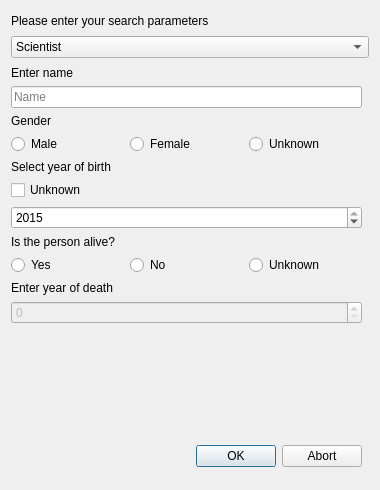
The window that VLNvika3/search.ui (Gylfian/VLN-vika-3) describes before a commit, drawn with Qt 5.
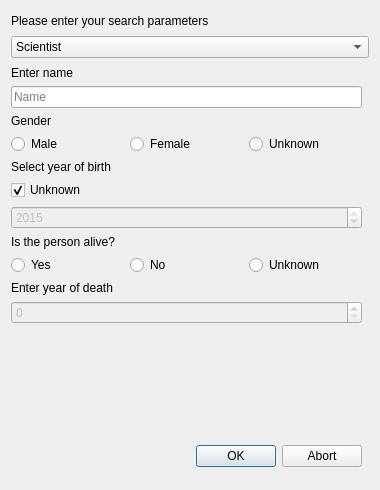
The same window after the commit.

```diff
--- a/VLNvika3/search.ui
+++ b/VLNvika3/search.ui
@@ -269,13 +269,22 @@
         </item>
         <item>
          <widget class="QCheckBox" name="checkBox">
+          <property name="enabled">
+           <bool>true</bool>
+          </property>
           <property name="text">
            <string>Unknown</string>
           </property>
+          <property name="checked">
+           <bool>true</bool>
+          </property>
          </widget>
         </item>
         <item>
          <widget class="QSpinBox" name="sciBirthInput">
+          <property name="enabled">
+           <bool>false</bool>
+          </property>
           <property name="wrapping">
            <bool>false</bool>
           </property>
```
